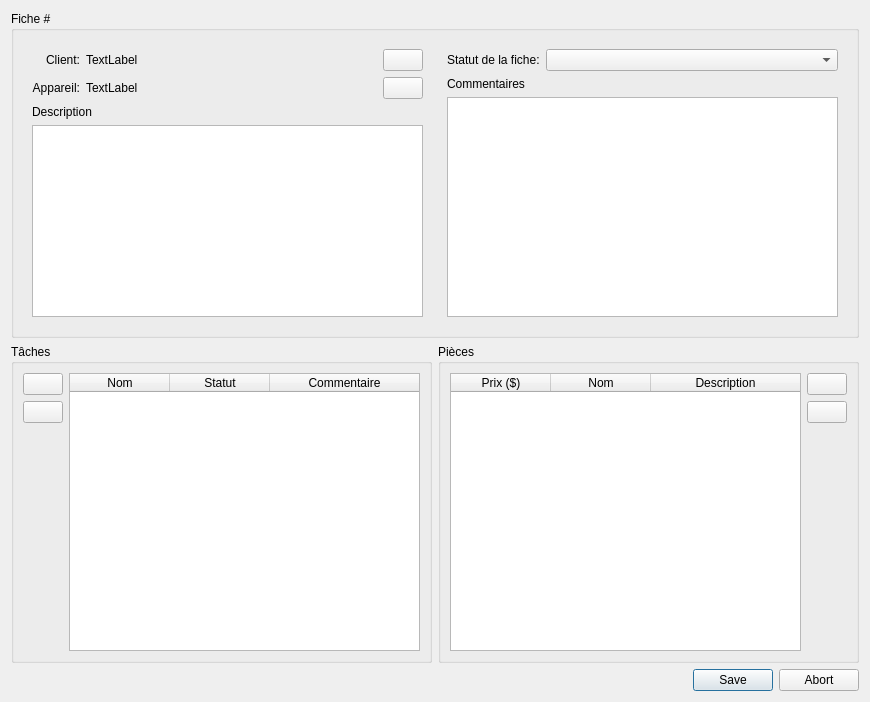
AlexandreGirardin/ProjetAnalyse, file InfoDynamiqueQt/Vues/vueeditionfiche.ui: the form before one commit.
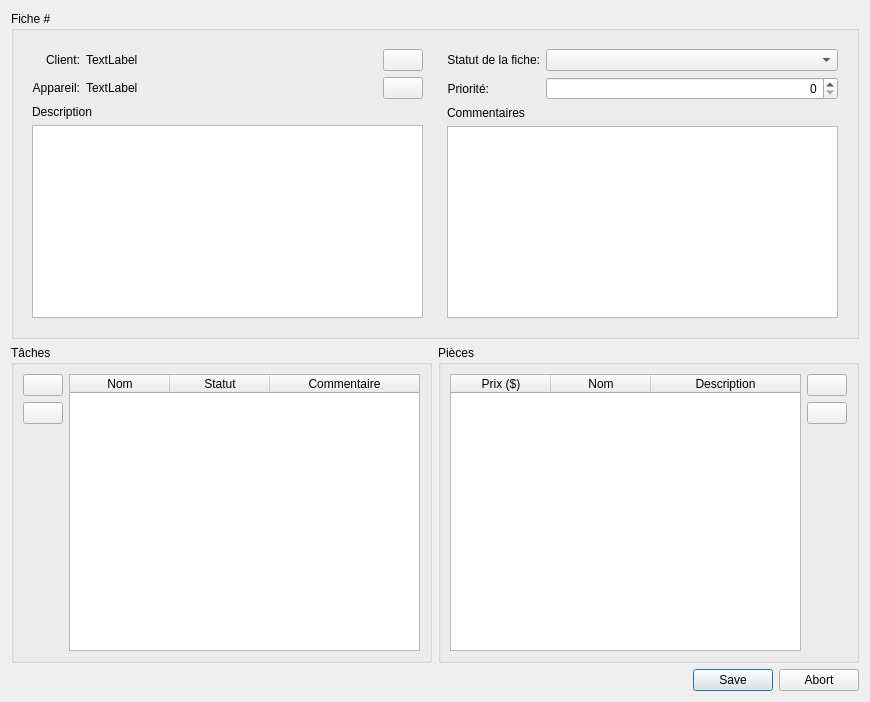
The form after the commit. Icons and pictures are not drawn.

Commit message: Ajout d'un champ priorité dans la vue d'édition de la fiche

What changed in the file:
```diff
--- a/InfoDynamiqueQt/Vues/vueeditionfiche.ui
+++ b/InfoDynamiqueQt/Vues/vueeditionfiche.ui
@@ -133,11 +133,31 @@
             <property name="text">
              <string>Statut de la fiche:</string>
             </property>
+            <property name="alignment">
+             <set>Qt::AlignRight|Qt::AlignTrailing|Qt::AlignVCenter</set>
+            </property>
            </widget>
           </item>
           <item row="1" column="1">
            <widget class="QComboBox" name="comboStatutFiche"/>
           </item>
+          <item row="2" column="0">
+           <widget class="QLabel" name="label_2">
+            <property name="text">
+             <string>Priorité:</string>
+            </property>
+            <property name="alignment">
+             <set>Qt::AlignRight|Qt::AlignTrailing|Qt::AlignVCenter</set>
+            </property>
+           </widget>
+          </item>
+          <item row="2" column="1">
+           <widget class="QSpinBox" name="champPriorite">
+            <property name="alignment">
+             <set>Qt::AlignRight|Qt::AlignTrailing|Qt::AlignVCenter</set>
+            </property>
+           </widget>
+          </item>
          </layout>
         </item>
         <item>
```
